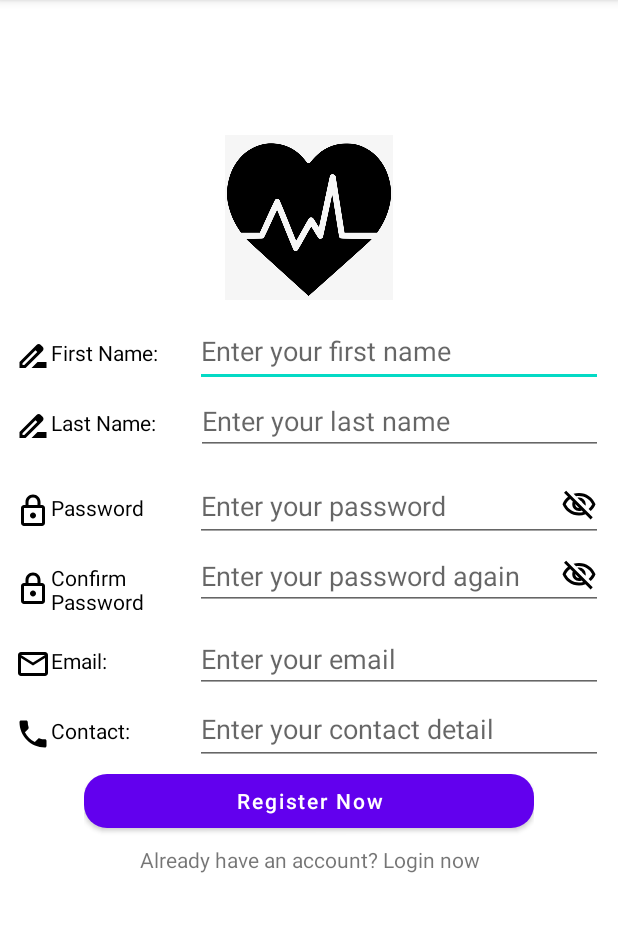
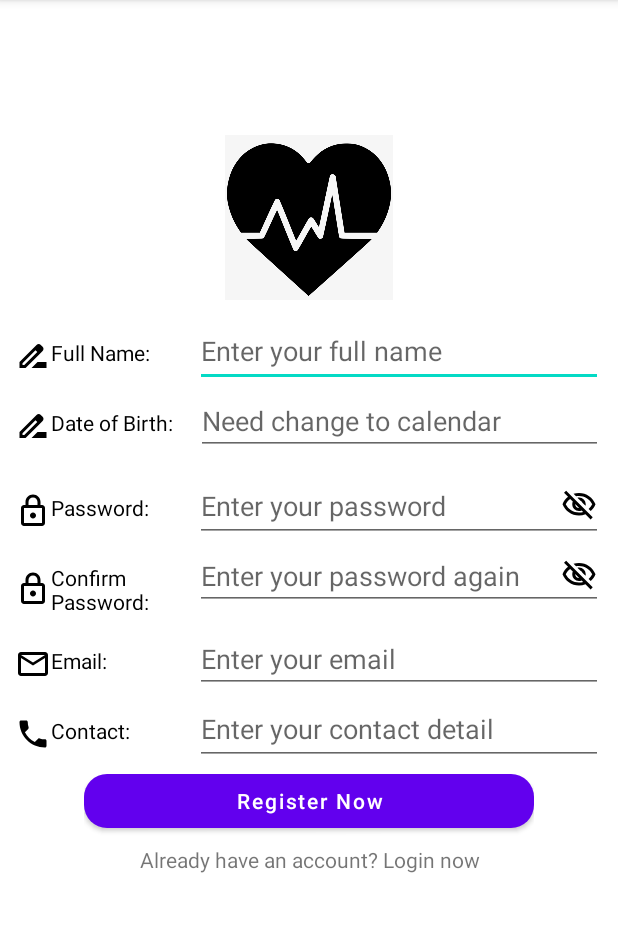
Before and after one commit to TariniPriya/FYPFYFirstDraft, an Android app: the Register screen opened directly, with no data from a screen before it, on a phone screen of 412 x 824 dp, the part 84-1016 px from its top. Run offline under Robolectric (Android 15) with nearby library versions, the phone set to English and light mode, and no system bars.

Commit message:
Commit files

```diff
--- a/app/src/main/java/com/example/fypfirstdraft/Register.java
+++ b/app/src/main/java/com/example/fypfirstdraft/Register.java
@@ -13,7 +13,7 @@ import android.widget.EditText;
 import android.widget.TextView;
 
 public class Register extends AppCompatActivity {
-    EditText FName_Input, LName_Input, Password, ConfirmPassword, Email_Input, Contact_Input;
+    EditText FName_Input, DOB, Password, ConfirmPassword, Email_Input, Contact_Input;
     TextView back;
     Button Register;
     boolean passwordVisible;
@@ -23,7 +23,7 @@ public class Register extends AppCompatActivity {
         super.onCreate(savedInstanceState);
         setContentView(R.layout.activity_register);
         FName_Input=(EditText)findViewById(R.id.FName_Input);
-        LName_Input=(EditText)findViewById(R.id.FName_Input);
+        DOB=(EditText)findViewById(R.id.DOB_Input);
         Password=(EditText)findViewById(R.id.pw);
         ConfirmPassword=(EditText)findViewById(R.id.cpw);
         Email_Input=(EditText)findViewById(R.id.Email_Input);
@@ -99,6 +99,7 @@ public class Register extends AppCompatActivity {
 }
 
 /*
+decided to include Date of Birth. So need change the format to calendar
 ensure user keys in the deetz before proceeding to the next activity. Same for Login activity
 Firebase
  */
--- a/app/src/main/res/layout/activity_login.xml
+++ b/app/src/main/res/layout/activity_login.xml
@@ -68,7 +68,7 @@
                 android:layout_weight="1"
 
                 android:drawableStart="@drawable/password"
-                android:text="Password"
+                android:text="Password:"
                 android:textColor="#000" />
 
             <EditText
--- a/app/src/main/res/layout/activity_register.xml
+++ b/app/src/main/res/layout/activity_register.xml
@@ -33,13 +33,13 @@
             android:orientation="horizontal">
 
             <TextView
-                android:id="@+id/First_Name"
+                android:id="@+id/Full_Name"
                 android:layout_width="62dp"
                 android:layout_height="wrap_content"
                 android:layout_weight="1"
                 android:drawableStart="@drawable/write"
                 android:textColor="#000"
-                android:text="First Name:" />
+                android:text="Full Name:" />
 
             <EditText
                 android:id="@+id/FName_Input"
@@ -47,7 +47,7 @@
                 android:layout_height="wrap_content"
                 android:layout_weight="1"
                 android:ems="10"
-                android:hint="Enter your first name"
+                android:hint="Enter your full name"
                 android:inputType="textPersonName"
                 android:minHeight="48dp" />
 
@@ -59,22 +59,21 @@
             android:orientation="horizontal">
 
             <TextView
-                android:id="@+id/Last_Name"
+                android:id="@+id/DOB"
                 android:layout_width="63dp"
                 android:layout_height="wrap_content"
                 android:layout_weight="1"
                 android:drawableStart="@drawable/write"
                 android:textColor="#000"
-                android:text="Last Name:" />
+                android:text="Date of Birth:" />
 
             <EditText
-                android:id="@+id/LName_Input"
+                android:id="@+id/DOB_Input"
                 android:layout_width="wrap_content"
                 android:layout_height="wrap_content"
                 android:layout_weight="1"
                 android:ems="10"
-                android:inputType="textPersonName"
-                android:hint="Enter your last name"
+                android:hint="Need change to calendar"
                 tools:ignore="TouchTargetSizeCheck" />
 
         </LinearLayout>
@@ -93,7 +92,7 @@
 
                 android:drawableStart="@drawable/password"
                 android:textColor="#000"
-                android:text="Password" />
+                android:text="Password:" />
 
             <EditText
                 android:id="@+id/pw"
@@ -121,7 +120,7 @@
                 android:layout_weight="1"
                 android:drawableStart="@drawable/password"
                 android:textColor="#000"
-                android:text="Confirm Password" />
+                android:text="Confirm Password:" />
 
             <EditText
                 android:id="@+id/cpw"
```
